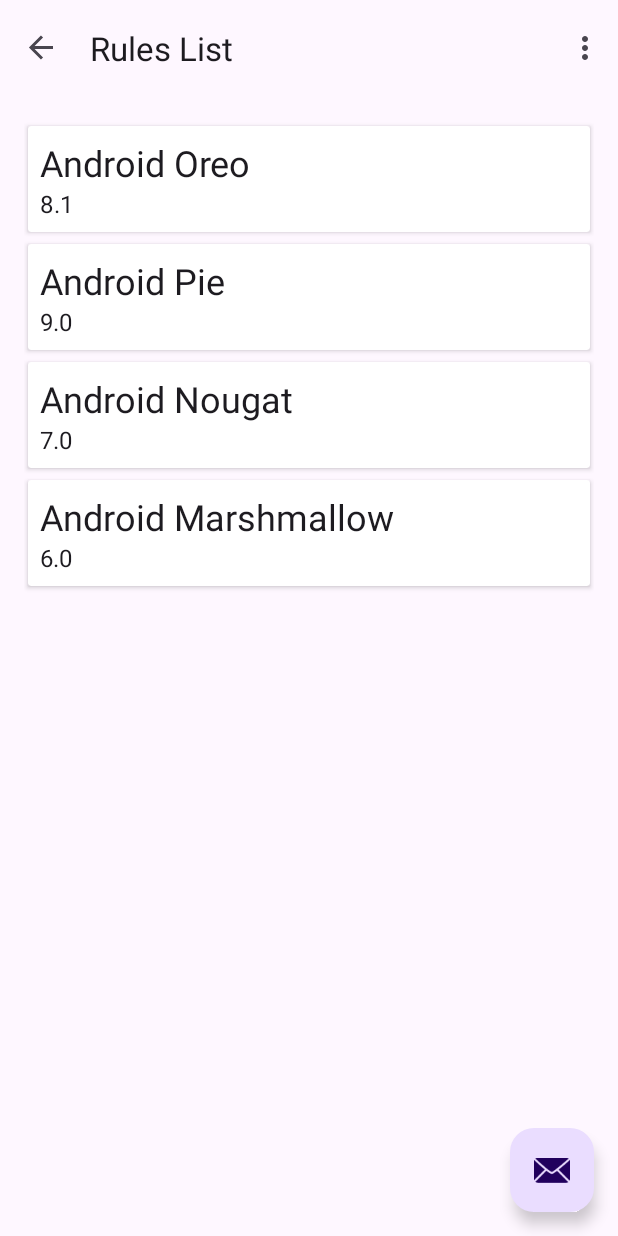
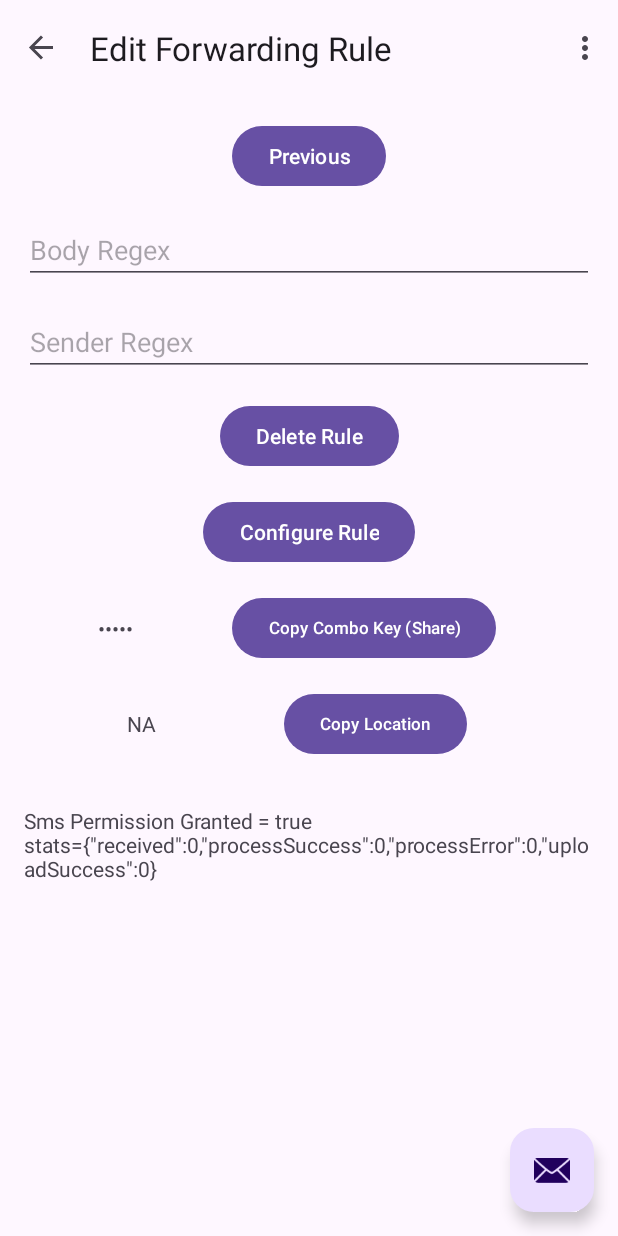
Before and after one commit to ashishsonone/SmsNinja, an Android app: the screen it shows after launch (MainActivity), after a tap on "Next", on a phone screen of 412 x 824 dp. Run offline under Robolectric (Android 15) with nearby library versions, the light colour scheme and no system bars; our stand-ins replace navigation-ui.

Commit message:
Send process msg events to iot service to track if we're missing any messages

```diff
--- a/app/src/main/java/xyz/sononehouse/smsninja/RuleEditorPage.kt
+++ b/app/src/main/java/xyz/sononehouse/smsninja/RuleEditorPage.kt
@@ -47,7 +47,7 @@
 //            fr.isMatch("AM-ICICIB", "")
 //            fr.isMatch("AM-CANBNK", "")
 //            fr.isMatch("X-ICICIBX", "")
-            findNavController().navigate(R.id.action_Decoder_to_Rules)
+            findNavController().navigate(R.id.action_FirstFragment_to_ThirdFragment)
 
 
             launch {
--- a/app/src/main/java/xyz/sononehouse/smsninja/SmsReceiver.kt
+++ b/app/src/main/java/xyz/sononehouse/smsninja/SmsReceiver.kt
@@ -78,7 +78,7 @@
             }
             else {
                 launch {
-                    rule.invoke(sms.sender, sms.body)
+                    rule.invoke(sms.date, sms.sender, sms.body)
                 }
             }
             val stats = QuickStore.getStats()
--- a/app/src/main/java/xyz/sononehouse/smsninja/SnippetsAPI.kt
+++ b/app/src/main/java/xyz/sononehouse/smsninja/SnippetsAPI.kt
@@ -15,4 +15,7 @@
 
     @GET("/api/snippets/get")
     fun get(@Query("key") key: String): Call<String>
+
+    @POST("/api/snippets/event")
+    fun sendEvent(@Body body: EventRequest): Call<EventResponse>
 }
--- a/app/src/main/res/navigation/nav_graph.xml
+++ b/app/src/main/res/navigation/nav_graph.xml
@@ -5,16 +5,17 @@
     android:id="@+id/nav_graph"
     app:startDestination="@id/SecondFragment">
 
-<!--    <fragment-->
-<!--        android:id="@+id/FirstFragment"-->
-<!--        android:name="xyz.sononehouse.smsninja.RuleEditorPage"-->
-<!--        android:label="@string/first_fragment_label"-->
-<!--        tools:layout="@layout/fragment_first">-->
+    <fragment
+        android:id="@+id/FirstFragment"
+        android:name="xyz.sononehouse.smsninja.RuleEditorPage"
+        android:label="@string/first_fragment_label"
+        tools:layout="@layout/fragment_first">
 
-<!--        <action-->
-<!--            android:id="@+id/action_FirstFragment_to_ThirdFragment"-->
-<!--            app:destination="@id/ThirdFragment" />-->
-<!--    </fragment>-->
+        <action
+            android:id="@+id/action_FirstFragment_to_ThirdFragment"
+            app:destination="@id/SecondFragment" />
+    </fragment>
+
     <fragment
         android:id="@+id/SecondFragment"
         android:name="xyz.sononehouse.smsninja.DecoderPage"
@@ -23,7 +24,7 @@
 
         <action
             android:id="@+id/action_Decoder_to_Rules"
-            app:destination="@id/ThirdFragment" />
+            app:destination="@id/FirstFragment" />
     </fragment>
 
     <fragment
```
Also changed, not shown: app/src/main/java/xyz/sononehouse/smsninja/Coordinator.kt (+12 -0 lines), app/src/main/java/xyz/sononehouse/smsninja/EventRequest.kt (added, +7 -0 lines), app/src/main/java/xyz/sononehouse/smsninja/ForwardRule.kt (+11 -3 lines), app/src/main/java/xyz/sononehouse/smsninja/Utility.kt (+9 -0 lines).
